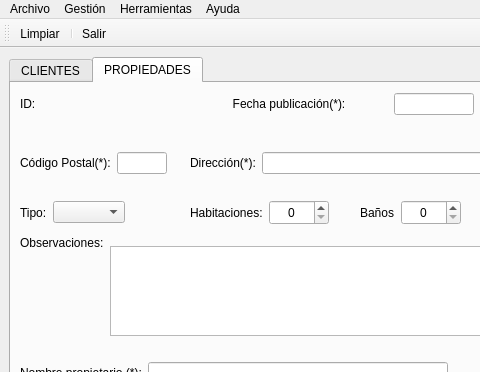
The window that templates/venPrincipal.ui (BuaTeijeiro/ProyectoDI) describes before a commit, drawn with Qt 5; both pictures show x 0 to 480 and y 0 to 372 of the 1197 by 800 pixel window.
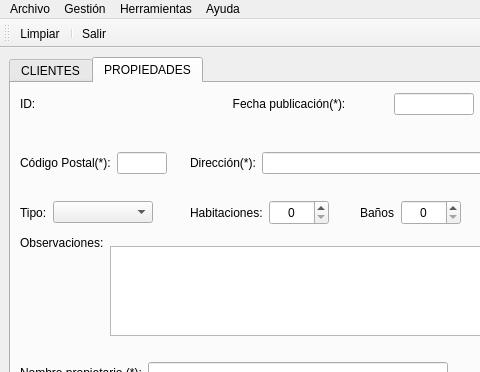
The same window after the commit. Icons and pictures are not drawn.

```diff
--- a/templates/venPrincipal.ui
+++ b/templates/venPrincipal.ui
@@ -817,10 +817,16 @@
                <widget class="QComboBox" name="cmbTipoprop">
                 <property name="minimumSize">
                  <size>
-                  <width>0</width>
+                  <width>100</width>
                   <height>20</height>
                  </size>
                 </property>
+                <property name="maximumSize">
+                 <size>
+                  <width>100</width>
+                  <height>16777215</height>
+                 </size>
+                </property>
                </widget>
               </item>
               <item>
```
